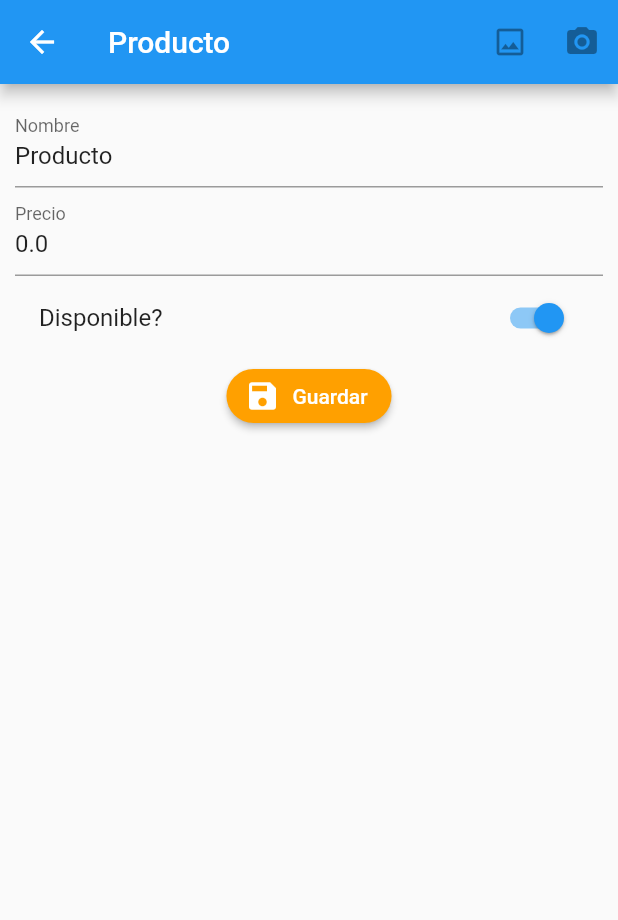
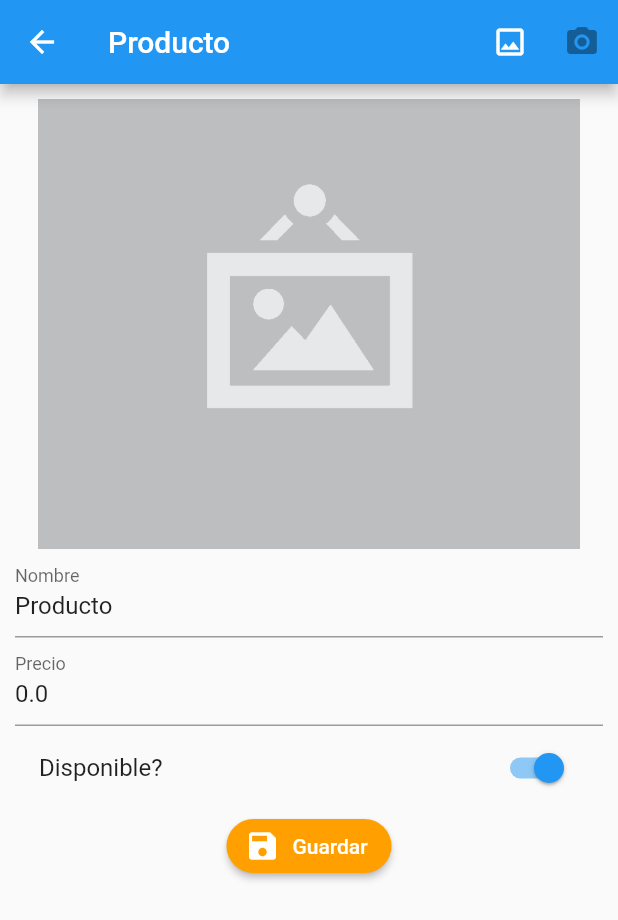
Before and after one commit to PACOdergod/flutter_crud_productos, a Flutter app: the ProductoPage screen opened by its route, on a phone screen of 412 x 824 dp. Shown: the top 920 px of the screen. Run offline on Flutter 3.47's test engine with Material 2 defaults, Android fonts, the phone set to English and light mode, and no system bars; our stand-ins replace image_picker, rxdart; network calls fail.

Commit message:
producto_page ya muestra la foto si tiene y tambien se puede seleccionar

```diff
--- a/lib/src/pages/producto_page.dart
+++ b/lib/src/pages/producto_page.dart
@@ -1,4 +1,7 @@
+import 'dart:io';
+
 import 'package:flutter/material.dart';
+import 'package:image_picker/image_picker.dart';
 import 'package:flutter_productos/src/models/producto_model.dart';
 import 'package:flutter_productos/src/providers/productos_providers.dart';
 import 'package:flutter_productos/src/utils/utils.dart' as utils;
@@ -13,6 +16,7 @@ class _ProductoPageState extends State<ProductoPage> {
   final scaffoldKey = GlobalKey<ScaffoldState>();
   final productoProvider = new ProductosProvider();
   ProductoModel producto = new ProductoModel();
+  File foto;
 
   bool _guardando = false;
 
@@ -27,7 +31,9 @@ class _ProductoPageState extends State<ProductoPage> {
       appBar: AppBar(
         title: Text('Producto'),
         actions: [
-          IconButton(icon: Icon(Icons.image_outlined), onPressed: null),
+          IconButton(
+              icon: Icon(Icons.image_outlined),
+              onPressed: _seleccionarFoto),
           IconButton(icon: Icon(Icons.camera_alt), onPressed: null)
         ],
       ),
@@ -38,6 +44,7 @@ class _ProductoPageState extends State<ProductoPage> {
               key: formKey,
               child: Column(
                 children: [
+                  _mostrarFoto(),
                   _crearNombre(),
                   _crearPrecio(),
                   _crearDisponible(),
@@ -47,6 +54,30 @@ class _ProductoPageState extends State<ProductoPage> {
         ),
       ),
     );
+  }
+
+  _mostrarFoto() {
+    if (producto.fotoUrl != null) {
+      // TODO; mostrar foto
+      return Container();
+    } else {
+      return Image(
+          image: AssetImage( foto?.path ?? 'assets/no-image.png'),
+          height: 300.0,
+          fit: BoxFit.cover);
+    }
+  }
+
+  _seleccionarFoto() async {
+    final _picker = ImagePicker();
+    final pickedFile = await _picker.getImage(
+      source: ImageSource.gallery,
+    );
+    foto = File(pickedFile.path);
+    if (foto != null) {
+      producto.fotoUrl = null;
+    }
+    setState(() {});
   }
 
   Widget _crearNombre() {
@@ -91,17 +122,19 @@ class _ProductoPageState extends State<ProductoPage> {
 
   Widget _crearBoton(ProductoModel prodData) {
     return RaisedButton.icon(
-      shape: RoundedRectangleBorder(borderRadius: BorderRadius.circular(20.0)),
-      icon: Icon(Icons.save),
-      label: Text('Guardar'),
-      color: Colors.amber[700],
-      textColor: Colors.white,
-      onPressed: _guardando ? null : ()=>_submit(prodData)
-    );
+        shape:
+            RoundedRectangleBorder(borderRadius: BorderRadius.circular(20.0)),
+        icon: Icon(Icons.save),
+        label: Text('Guardar'),
+        color: Colors.amber[700],
+        textColor: Colors.white,
+        onPressed: _guardando ? null : () => _submit(prodData));
   }
 
-  void _submit (ProductoModel prodData){
-    setState(() {_guardando = true;});
+  void _submit(ProductoModel prodData) {
+    setState(() {
+      _guardando = true;
+    });
 
     if (!formKey.currentState.validate()) return;
 
@@ -122,9 +155,6 @@ class _ProductoPageState extends State<ProductoPage> {
     Future.delayed(const Duration(milliseconds: 2000), () {
       Navigator.pop(context);
     });
-
-
-
   }
 
   void mostarSnackbar(String mensaje) {
```
Also changed, not shown: pubspec.yaml (+5 -2 lines), assets/jar-loading.gif (added), assets/no-image.png (added), pubspec.lock, 2 other files.
